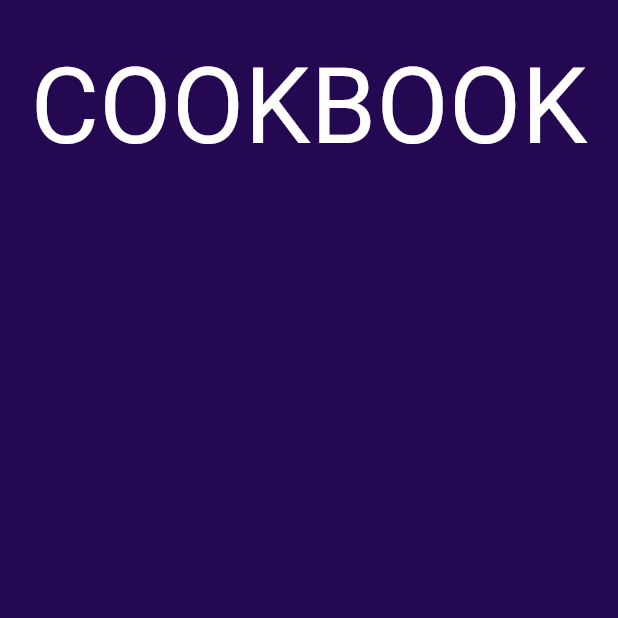
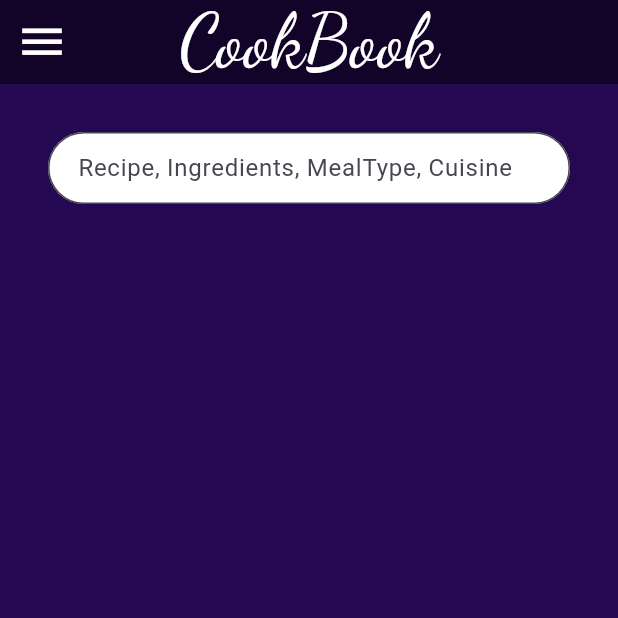
Before and after one commit to kevinwellington/cookbook, a Flutter app: the screen it shows after launch, on a phone screen of 412 x 824 dp, the top half of it. Run offline on Flutter 3.47's test engine with Material 3 defaults, Android fonts, the phone set to English and light mode, and no system bars; our stand-ins replace google_fonts.

Commit message:
Added app bar

```diff
--- a/lib/main.dart
+++ b/lib/main.dart
@@ -1,9 +1,10 @@
 import 'package:flutter/material.dart';
+import 'package:google_fonts/google_fonts.dart';
 
 void main() {
   runApp(MyApp());
 }
-
+/*
 class MyApp extends StatelessWidget {
   const MyApp({super.key});
 
@@ -21,6 +22,48 @@ class MyApp extends StatelessWidget {
     );
   }
 }
+*/
+
+class MyApp extends StatelessWidget {
+  const MyApp({super.key});
+
+  @override
+  Widget build(BuildContext context) {
+    return MaterialApp(
+      theme: ThemeData(scaffoldBackgroundColor: const Color(0xFF240952)),
+      home: const TitleWidget(),
+    );
+  }
+}
+
+class TitleWidget extends StatelessWidget {
+  const TitleWidget({super.key});
+
+
+  @override
+  Widget build(BuildContext context) {
+    return Scaffold(
+      appBar: AppBar(
+        centerTitle: true,
+        title: Text('CookBook', style: GoogleFonts.dancingScript(color: Colors.white, fontSize: 50)),
+        backgroundColor: const Color(0xFF120429),
+        leading:
+          IconButton(
+            icon: Icon(Icons.menu, color: Colors.white, size: 35,),
+            onPressed: () {/*
+              // Navigate to a settings page
+              Navigator.of(context).push(
+                MaterialPageRoute(builder: (_) => SettingsPage()),
+              );
+            */},
+          ),
+
+      ),
+      body: const MyHomePage(), // This handles screen transitions
+    );
+  }
+}
+
 
 
 class MyHomePage extends StatefulWidget {
@@ -41,7 +84,7 @@ class _MyHomePageState extends State<MyHomePage> {
     // The Flutter framework has been optimized to make rerunning build methods
     // fast, so that you can just rebuild anything that needs updating rather
     // than having to individually change instances of widgets.
-    return const Scaffold(
+    return Scaffold(
 
       body: Center(
         // Center is a layout widget. It takes a single child and positions it
@@ -62,11 +105,10 @@ class _MyHomePageState extends State<MyHomePage> {
           // wireframe for each widget.
           mainAxisAlignment: MainAxisAlignment.start,
           children: <Widget>[
-            Text(''),
-            Text(
-              'COOKBOOK',
-              style: TextStyle(color: Colors.white, fontSize: 70),
-            ),
+            Padding(padding: const EdgeInsets.symmetric(horizontal: 32, vertical: 32),
+            child:
+              TextField(decoration: InputDecoration(border: OutlineInputBorder(borderRadius: BorderRadius.circular(32)), filled: true, fillColor: Colors.white, hintText: 'Recipe, Ingredients, MealType, Cuisine', contentPadding: EdgeInsets.only(left: 16)))
+            )
           ],
         ),
       ),
--- a/pubspec.yaml
+++ b/pubspec.yaml
@@ -30,7 +30,7 @@ environment:
 dependencies:
   flutter:
     sdk: flutter
-
+  google_fonts: ^6.2.1
 
   # The following adds the Cupertino Icons font to your application.
   # Use with the CupertinoIcons class for iOS style icons.
@@ -46,7 +46,7 @@ dev_dependencies:
   # activated in the `analysis_options.yaml` file located at the root of your
   # package. See that file for information about deactivating specific lint
   # rules and activating additional ones.
-  flutter_lints: ^4.0.0
+  flutter_lints: ^5.0.0
 
 # For information on the generic Dart part of this file, see the
 # following page: https://dart.dev/tools/pub/pubspec
```
Also changed, not shown: pubspec.lock, 4 other files.
